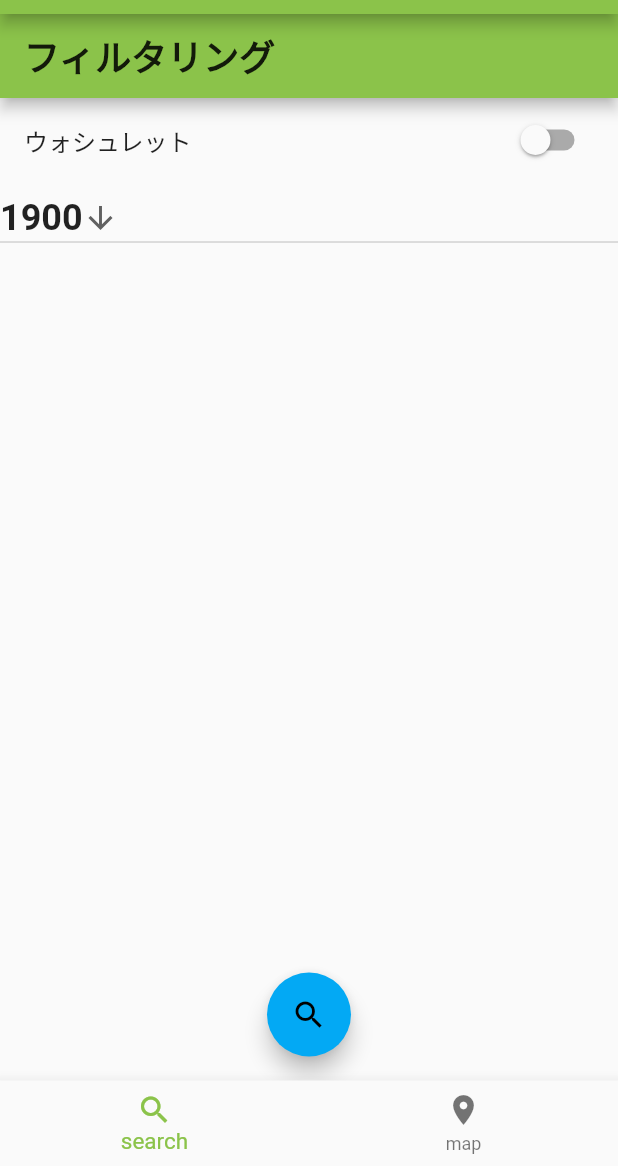
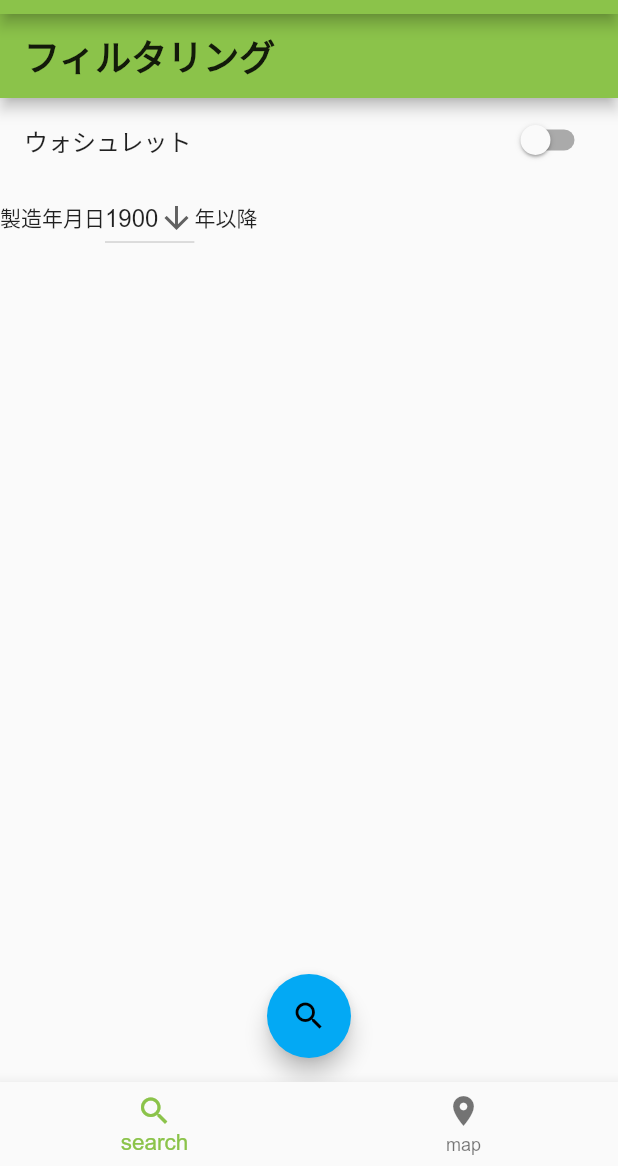
Before and after one commit to ken2403/UToilets, a Flutter app: the screen it shows after launch, on a phone screen of 412 x 824 dp, the part 70-1236 px from its top. Run offline on Flutter 3.47's test engine with Material 2 defaults, Android fonts, the phone set to English and light mode, and no system bars; our stand-ins replace google_maps_flutter, location.

Commit message:
add comment about searchpage

```diff
--- a/lib/main.dart
+++ b/lib/main.dart
@@ -4,45 +4,36 @@ import './pages/search_page.dart';
 import './pages/homepage.dart';
 
 void main() {
-  runApp(MyApp());
+  runApp(const MyApp());
 }
 
-class MyApp extends StatefulWidget {
-  MyApp({Key? key}) : super(key: key);
+class MyApp extends StatelessWidget {
+  const MyApp({Key? key}) : super(key: key);
 
-  @override
-  State<MyApp> createState() => _MyAppState();
-}
-
-class _MyAppState extends State<MyApp> {
-  Map<String, bool> _filters = {
-    'washlet': false,
-  };
-
-  void _setFilters(Map<String, bool> filterData) {
-
-  }
-  // This widget is the root of your application.
   @override
   Widget build(BuildContext context) {
     return MaterialApp(
       title: 'Search available toilet',
       theme: ThemeData(
-        // 色はとりあえず好きだから緑＋青で作ってみた、この先の過程でまた変更しても良い
         colorScheme: ColorScheme.fromSwatch(
           primarySwatch: Colors.lightGreen,
         ).copyWith(
           secondary: Colors.lightBlue,
         ),
+        // フォント追加してみた。別にいらないかも
+        fontFamily: 'ARIAL',
         textTheme: const TextTheme(
-          headline6: TextStyle(
-            fontSize: 24,
-            fontWeight: FontWeight.bold,
-          ),
-        ),
+            headline6: TextStyle(
+              fontSize: 24,
+              fontWeight: FontWeight.bold,
+            ),
+            bodyText1: TextStyle(
+              fontSize: 18,
+            )),
       ),
       initialRoute: '/',
       routes: {
+        // searchpage、mappageへのrouteを追加。
         '/': (ctx) => const HomePage(title: 'トイレを探す'),
         MapPage.routeName: (ctx) => MapPage(),
         SearchPage.routeName: (ctx) => SearchPage(),
--- a/lib/pages/search_page.dart
+++ b/lib/pages/search_page.dart
@@ -14,6 +14,48 @@ class _SearchPageState extends State<SearchPage> {
   bool isfiltered = false;
   bool washlet = false;
   int madeyear = 1900;
+
+  // 製造年月日の所のwidget。見た目は後で変更
+  // ウォシュレットのスイッチや製造年月日を設定すると_SearchPageStateクラスの3つのプロパティ（isfiltered, washlet, madeyear）が変更される。
+  // 変更された変数をmappageに遷移するときに引き渡す。
+  Widget _buildDropdownButton(int madeyear, void Function(int?) update) {
+    return Row(
+      children: [
+        Text(
+          '製造年月日',
+        ),
+        DropdownButton(
+          value: madeyear,
+          icon: const Icon(Icons.arrow_downward),
+          elevation: 16,
+          onChanged: update,
+          items: <int>[
+            1900,
+            1910,
+            1920,
+            1930,
+            1940,
+            1950,
+            1960,
+            1970,
+            1980,
+            1990,
+            2000,
+            2010,
+            2020
+          ].map<DropdownMenuItem<int>>((int value) {
+            return DropdownMenuItem<int>(
+              value: value,
+              child: Text(value.toString()),
+            );
+          }).toList(),
+        ),
+        Text(
+          '年以降',
+        ),
+      ],
+    );
+  }
 
   void FilteredMap(BuildContext ctx) {
     Navigator.of(ctx).pushNamed(
@@ -48,43 +90,18 @@ class _SearchPageState extends State<SearchPage> {
                 });
               },
             ),
-            DropdownButton(
-              value: madeyear,
-              icon: const Icon(Icons.arrow_downward),
-              elevation: 16,
-              style: Theme.of(context).textTheme.headline6,
-              onChanged: (int? newValue) {
-                setState(() {
-                  madeyear = newValue!;
-                });
-              },
-              items: <int>[
-                1900,
-                1910,
-                1920,
-                1930,
-                1940,
-                1950,
-                1960,
-                1970,
-                1980,
-                1990,
-                2000,
-                2010,
-                2020
-              ].map<DropdownMenuItem<int>>((int value) {
-                return DropdownMenuItem<int>(
-                  value: value,
-                  child: Text(value.toString()),
-                );
-              }).toList(),
-            ),
+            _buildDropdownButton(madeyear, (int? newValue) {
+              setState(() {
+                madeyear = newValue!;
+              });
+            }),
           ],
         ),
       ),
       floatingActionButtonLocation: FloatingActionButtonLocation.centerFloat,
       floatingActionButton: FloatingActionButton(
         child: Icon(Icons.search),
+        // 下の検索アイコンを押すとmappageに推移し、washletと製造年月日の情報もargumentとして渡す。
         onPressed: () => FilteredMap(context),
       ),
     );
```
Also changed, not shown: lib/pages/map_page.dart (+2 -8 lines), lib/widgets/filter_card.dart (deleted, +0 -38 lines), pubspec.yaml (+11 -11 lines), assets/fonts/ARIAL.TTF (added), assets/fonts/ARIALBD.TTF (added).
